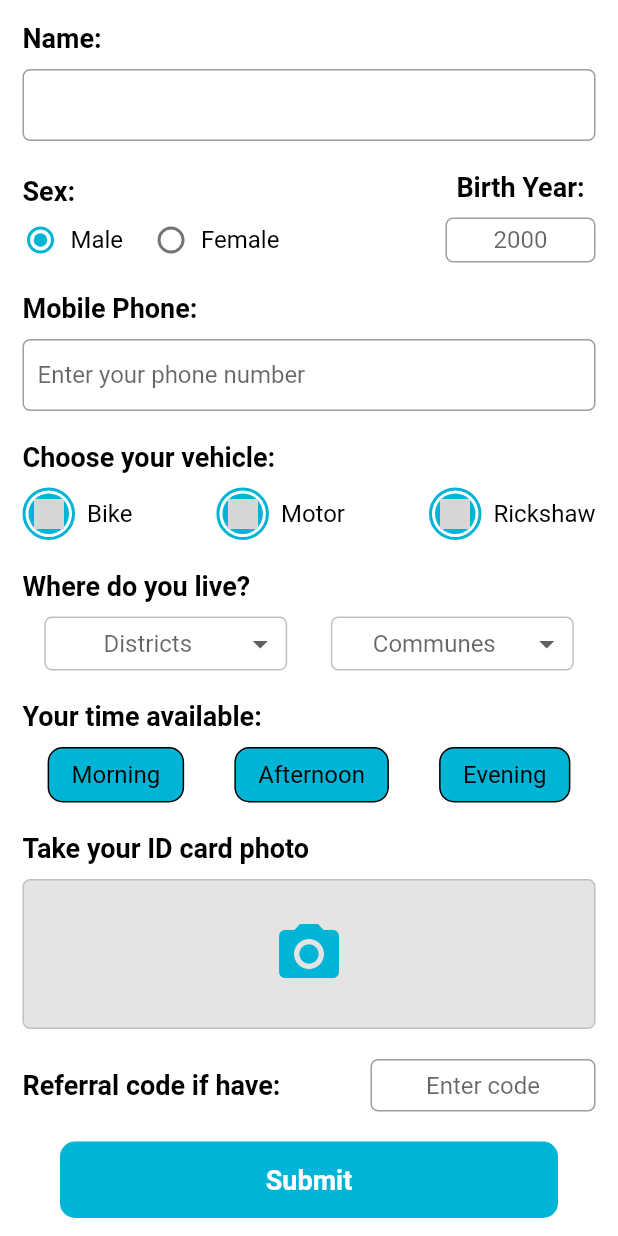
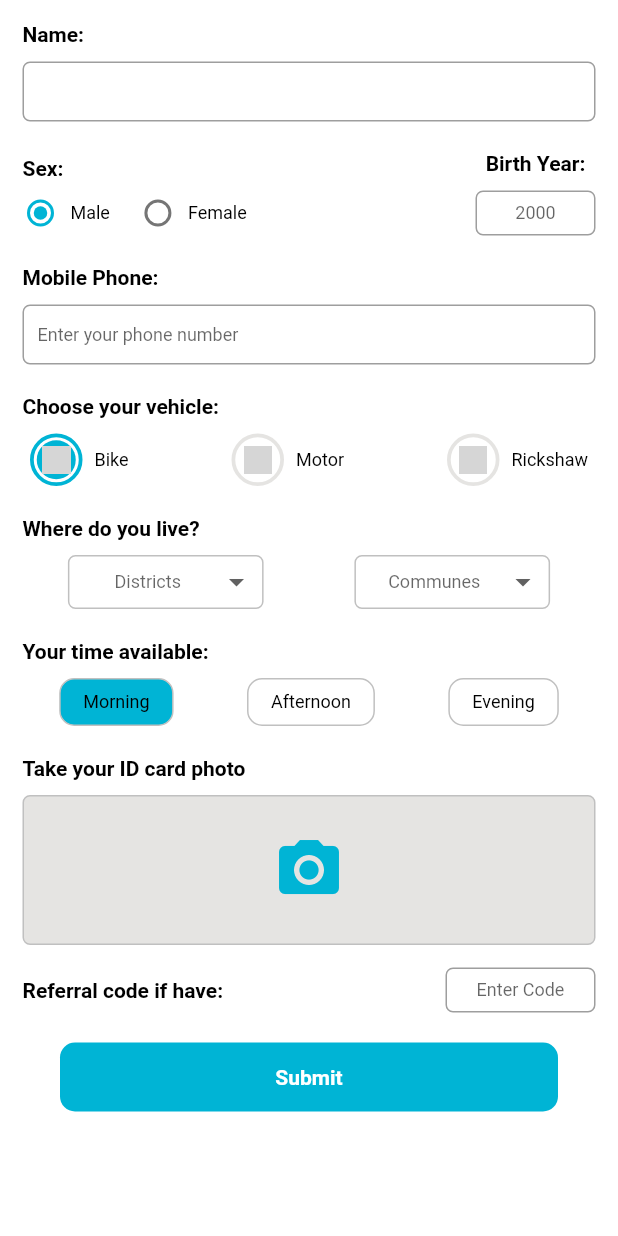
Before and after one commit to OeungChheanghok123/LoyEat, a Flutter app: the BecomeDriver screen opened directly, on a phone screen of 412 x 824 dp. Run offline on Flutter 3.47's test engine with Material 2 defaults, Android fonts, the phone set to English and light mode, and no system bars; our stand-ins replace flutter_svg; grey boxes are pictures that could not be loaded.

Commit message:
LoyEat Driver Delivery App

```diff
--- a/lib/page/become_driver.dart
+++ b/lib/page/become_driver.dart
@@ -13,6 +13,7 @@ class _BecomeDriverState extends State<BecomeDriver> {
   @override
   Widget build(BuildContext context) {
     return const Scaffold(
+      extendBody: true,
       backgroundColor: white,
       body: SafeArea(
         child: BecomeDriverWidget(),
--- a/lib/page/login_page.dart
+++ b/lib/page/login_page.dart
@@ -59,7 +59,7 @@ class LoginPage extends StatelessWidget {
       ),
       child: Text(text,
         style: const TextStyle(
-          fontSize: 16,
+          fontSize: 14,
           fontWeight: FontWeight.w400,
           color: white,
         ),
--- a/lib/page/start_up_page.dart
+++ b/lib/page/start_up_page.dart
@@ -50,7 +50,7 @@ class StartUpPage extends StatelessWidget {
             padding: EdgeInsets.only(bottom: 10.0),
             child: Text("ជ្រើសរើសភាសា",
               style: TextStyle(
-                fontSize: 16,
+                fontSize: 14,
                 color: white,
               ),
             ),
@@ -86,7 +86,7 @@ class StartUpPage extends StatelessWidget {
           padding: const EdgeInsets.only(top: 5.0),
           child: Text(text,
             style: const TextStyle(
-              fontSize: 14,
+              fontSize: 12,
               color: white,
             ),
           ),
--- a/lib/widget/become_driver_widget.dart
+++ b/lib/widget/become_driver_widget.dart
@@ -14,10 +14,18 @@ class _BecomeDriverWidgetState extends State<BecomeDriverWidget> {
   String? _dropDownDistrictValue;
   String? _dropDownCommuneValue;
 
+  bool isSelectedBike = true;
+  bool isSelectedMotor = false;
+  bool isSelectedRickshaw = false;
+
+  bool isSelectMorning = true;
+  bool isSelectAfternoon = false;
+  bool isSelectEvening = false;
+
   static const menuDistrictItems = <String>[
     'Chamkar Mon', 'Daun Penh', 'Prampir Makara', 'Tuol Kouk', 'Dangkao',
     'Mean Chey', 'Russey Keo', 'Sen Sok', 'Pou Senchey', 'Chroy Changvar', 'Prek Pnov',
-    'Chbar Ampov', 'Boeng Keng Kang', 'Kamboul',
+    'Chbar Ampov', 'Boeng Keng Kang', 'Kamboul'
   ];
 
   static const menuCommuneItems = <String>[
@@ -46,6 +54,7 @@ class _BecomeDriverWidgetState extends State<BecomeDriverWidget> {
       scrollDirection: Axis.vertical,
       child: Container(
         margin: const EdgeInsets.all(15.0),
+        width: MediaQuery.of(context).size.width,
         child: Column(
           mainAxisSize: MainAxisSize.min,
           children: [
@@ -69,7 +78,7 @@ class _BecomeDriverWidgetState extends State<BecomeDriverWidget> {
       crossAxisAlignment: CrossAxisAlignment.start,
       children: <Widget> [
         _buildStringTitle('Name:'),
-        _buildTextField(TextInputType.text, TextAlign.start, const EdgeInsets.only(left: 10), ''),
+        _buildTextField(const EdgeInsets.symmetric(vertical: 10), TextInputType.text, TextAlign.start, const EdgeInsets.only(left: 10), ''),
         const SizedBox(height: 10),
       ],
     );
@@ -97,9 +106,9 @@ class _BecomeDriverWidgetState extends State<BecomeDriverWidget> {
           children: [
             _buildStringTitle('Birth Year:'),
             SizedBox(
-              width: 100,
+              width: 80,
               height: 50,
-              child: _buildTextField(TextInputType.datetime, TextAlign.center, EdgeInsets.zero, '2000'),
+              child: _buildTextField(const EdgeInsets.symmetric(vertical: 10), TextInputType.datetime, TextAlign.center, EdgeInsets.zero, '2000'),
             ),
             const SizedBox(height: 10),
           ],
@@ -112,7 +121,7 @@ class _BecomeDriverWidgetState extends State<BecomeDriverWidget> {
       crossAxisAlignment: CrossAxisAlignment.start,
       children: <Widget>[
         _buildStringTitle('Mobile Phone:'),
-        _buildTextField(TextInputType.phone, TextAlign.start, const EdgeInsets.only(left: 10), 'Enter your phone number'),
+        _buildTextField(const EdgeInsets.symmetric(vertical: 10), TextInputType.phone, TextAlign.start, const EdgeInsets.only(left: 10), 'Enter your phone number'),
         const SizedBox(height: 10),
       ],
     );
@@ -125,9 +134,39 @@ class _BecomeDriverWidgetState extends State<BecomeDriverWidget> {
         Row(
           mainAxisAlignment: MainAxisAlignment.spaceBetween,
           children: [
-            _buildVehicleButton('assets/image/bike_icon.png', 'Bike'),
-            _buildVehicleButton('assets/image/motor_icon.png', 'Motor'),
-            _buildVehicleButton('assets/image/rickshaw_icon.png', 'Rickshaw'),
+            InkWell(
+              splashColor: Colors.transparent,
+              onTap: (){
+                setState(() {
+                  isSelectedBike = true;
+                  isSelectedMotor = false;
+                  isSelectedRickshaw = false;
+                });
+              },
+              child: _buildVehicleButton('assets/image/bike_icon.png', 'Bike', isSelectedBike ? rabbit : platinum, isSelectedBike ? rabbit : white),
+            ),
+            InkWell(
+              splashColor: Colors.transparent,
+              onTap: (){
+                setState(() {
+                  isSelectedBike = false;
+                  isSelectedMotor = true;
+                  isSelectedRickshaw = false;
+                });
+              },
+              child: _buildVehicleButton('assets/image/motor_icon.png', 'Motor', isSelectedMotor ? rabbit : platinum, isSelectedMotor ? rabbit : white),
+            ),
+            InkWell(
+              splashColor: Colors.transparent,
+              onTap: (){
+                setState(() {
+                  isSelectedBike = false;
+                  isSelectedMotor = false;
+                  isSelectedRickshaw = true;
+                });
+              },
+              child: _buildVehicleButton('assets/image/rickshaw_icon.png', 'Rickshaw', isSelectedRickshaw ? rabbit : platinum, isSelectedRickshaw ? rabbit : white),
+            ),
           ],
         ),
         const SizedBox(height: 10),
@@ -139,12 +178,15 @@ class _BecomeDriverWidgetState extends State<BecomeDriverWidget> {
       crossAxisAlignment: CrossAxisAlignment.start,
       children: <Widget>[
         _buildStringTitle('Where do you live?'),
-        Row(
+        SizedBox(
+          width: MediaQuery.of(context).size.width,
+          child: Row(
             mainAxisAlignment: MainAxisAlignment.spaceAround,
             children: [
               _buildDistricts('Districts'),
               _buildCommunes('Communes'),
             ],
+          ),
         ),
         const SizedBox(height: 10),
       ],
@@ -158,9 +200,39 @@ class _BecomeDriverWidgetState extends State<BecomeDriverWidget> {
         Row(
           mainAxisAlignment: MainAxisAlignment.spaceAround,
           children: [
-            _buildTime('Morning'),
-            _buildTime('Afternoon'),
-            _buildTime('Evening'),
+            InkWell(
+              splashColor: Colors.transparent,
+              onTap: (){
+                setState(() {
+                  isSelectMorning = true;
+                  isSelectAfternoon = false;
+                  isSelectEvening = false;
+                });
+              },
+              child: _buildTime('Morning', isSelectMorning ? rabbit : white),
+            ),
+            InkWell(
+              splashColor: Colors.transparent,
+              onTap: (){
+                setState(() {
+                  isSelectMorning = false;
+                  isSelectAfternoon = true;
+                  isSelectEvening = false;
+                });
+              },
+              child: _buildTime('Afternoon', isSelectAfternoon ? rabbit : white),
+            ),
+            InkWell(
+              splashColor: Colors.transparent,
+              onTap: (){
+                setState(() {
+                  isSelectMorning = false;
+                  isSelectAfternoon = false;
+                  isSelectEvening = true;
+                });
+              },
+              child: _buildTime('Evening', isSelectEvening ? rabbit : white),
+            ),
           ],
         ),
         const SizedBox(height: 10),
@@ -173,7 +245,7 @@ class _BecomeDriverWidgetState extends State<BecomeDriverWidget> {
       children: <Widget>[
         _buildStringTitle('Take your ID card photo'),
         _buildTakePhoto(),
-        const SizedBox(height: 10),
+        const SizedBox(height: 5),
       ],
     );
   }
@@ -183,27 +255,10 @@ class _BecomeDriverWidgetState extends State<BecomeDriverWidget> {
       crossAxisAlignment: CrossAxisAlignment.center,
       children: <Widget>[
         _buildStringTitle('Referral code if have:'),
-        const SizedBox(
-          width: 150,
-          height: 35,
-          child: TextField(
-            keyboardType: TextInputType.phone,
-            autocorrect: false,
-            textAlign: TextAlign.center,
-            textAlignVertical: TextAlignVertical.center,
-            style: TextStyle(
-              fontSize: 16,
-              fontWeight: FontWeight.normal,
-              color: black,
-            ),
-            decoration: InputDecoration(
-              hintText: 'Enter code',
-              contentPadding: EdgeInsets.zero,
-              border: OutlineInputBorder(
-                borderRadius: BorderRadius.all(Radius.circular(5.0)),
-              ),
-            ),
-          ),
+        SizedBox(
+          width: 100,
+          height: 30,
+          child: _buildTextField(EdgeInsets.zero, TextInputType.number, TextAlign.center, EdgeInsets.zero, 'Enter Code'),
         ),
       ],
     );
@@ -211,7 +266,7 @@ class _BecomeDriverWidgetState extends State<BecomeDriverWidget> {
   Widget get _buildSubmitButton{
     return Column(
       children: [
-        const SizedBox(height: 10),
+        const SizedBox(height: 5),
         _buildButtonSubmit('Submit'),
       ],
     );
@@ -219,26 +274,30 @@ class _BecomeDriverWidgetState extends State<BecomeDriverWidget> {
 
   Widget _buildStringTitle(String text) => Text(text,
     style: const TextStyle(
-      fontSize: 18,
+      fontSize: 14,
       fontWeight: FontWeight.bold,
       color: black,
     ),
   );
-  Widget _buildTextField(TextInputType inputType, TextAlign textAlign, EdgeInsets contentPadding, String hintText) => Container(
-    margin: const EdgeInsets.symmetric(vertical: 10),
+  Widget _buildTextField(EdgeInsets margin,TextInputType inputType, TextAlign textAlign, EdgeInsets contentPadding, String hintText) => Container(
+    margin: margin,
+    height: 40,
     child: TextField(
       keyboardType: inputType,
       textAlign: textAlign,
       autocorrect: false,
       textAlignVertical: TextAlignVertical.center,
       style: const TextStyle(
-        fontSize: 16,
+        fontSize: 12,
         fontWeight: FontWeight.normal,
         color: black,
       ),
       decoration: InputDecoration(
         contentPadding: contentPadding,
         hintText: hintText,
+        hintStyle: const TextStyle(
+          fontSize: 12,
+        ),
         border: const OutlineInputBorder(
           borderRadius: BorderRadius.all(Radius.circular(5.0)),
         ),
@@ -272,7 +331,7 @@ class _BecomeDriverWidgetState extends State<BecomeDriverWidget> {
             padding: const EdgeInsets.only(left: 8.0),
             child: Text(text,
               style: const TextStyle(
-                fontSize: 16,
+                fontSize: 12,
                 color: black,
               ),
             ),
@@ -281,24 +340,23 @@ class _BecomeDriverWidgetState extends State<BecomeDriverWidget> {
       ),
     ),
   );
-  Widget _buildVehicleButton(String image, String text) => InkWell(
-    child: Container(
-      margin: const EdgeInsets.symmetric(vertical: 10),
-      child: Row(
+  Widget _buildVehicleButton(String image, String text, Color borderColor, Color color) => Container(
+    margin: const EdgeInsets.symmetric(vertical:10, horizontal: 5),
+    child: Row (
       children: [
         Container(
           width: 35,
           height: 35,
           decoration: BoxDecoration(
             color: white,
-              borderRadius: BorderRadius.circular(50),
-              border: Border.all(width: 2.0, color: rabbit),
+            borderRadius: BorderRadius.circular(100),
+            border: Border.all(width: 2.5, color: borderColor),
           ),
           child: Container(
             margin: const EdgeInsets.all(2.0),
             decoration: BoxDecoration(
-                color: rabbit,
-                borderRadius: BorderRadius.circular(50),
+              color: color,
+              borderRadius: BorderRadius.circular(100),
             ),
             child: Container(
               margin: const EdgeInsets.all(3.5),
@@ -315,14 +373,13 @@ class _BecomeDriverWidgetState extends State<BecomeDriverWidget> {
           padding: const EdgeInsets.only(left: 8.0),
           child: Text(text,
             style: const TextStyle(
-                fontSize: 16,
+              fontSize: 12,
               fontWeight: FontWeight.normal,
               color: black,
             ),
           ),
         ),
       ],
-      ),
     ),
   );
   Widget _buildDistricts(String text) => Container(
@@ -335,11 +392,22 @@ class _BecomeDriverWidgetState extends State<BecomeDriverWidget> {
     ),
     child: DropdownButton<String>(
       value: _dropDownDistrictValue,
-      hint: Text(text),
+      hint: Text(text,
+        style: const TextStyle(
+          fontSize: 12,
+        ),
+      ),
       items: _dropDownDistrictMenuItems,
       borderRadius: BorderRadius.circular(5),
       isDense: true,
       dropdownColor: white,
+      itemHeight: null,
+      menuMaxHeight: 300,
+      style: const TextStyle(
+        fontSize: 12,
+        color: black,
+        fontWeight: FontWeight.normal,
+      ),
       alignment: Alignment.center,
       underline: Container(),
       onChanged: (String? newValue){
@@ -359,11 +427,22 @@ class _BecomeDriverWidgetState extends State<BecomeDriverWidget> {
     ),
     child: DropdownButton<String>(
       value: _dropDownCommuneValue,
-      hint: Text(text),
+      hint: Text(text,
+        style: const TextStyle(
+          fontSize: 12,
+        ),
+      ),
       items: _dropDownCommuneMenuItems,
       borderRadius: BorderRadius.circular(5),
       isDense: true,
       dropdownColor: white,
+      itemHeight: null,
+      menuMaxHeight: 300,
+      style: const TextStyle(
+        fontSize: 12,
+        color: black,
+        fontWeight: FontWeight.normal,
+      ),
       alignment: Alignment.center,
       underline: Container(),
       onChanged: (String? newValue){
@@ -373,21 +452,19 @@ class _BecomeDriverWidgetState extends State<BecomeDriverWidget> {
       },
     ),
   );
-  Widget _buildTime(String text) => InkWell(
-    child: Container(
+  Widget _buildTime(String text, Color color) => Container(
     padding: const EdgeInsets.symmetric(vertical: 8.0, horizontal: 15.0),
     margin: const EdgeInsets.symmetric(vertical: 10),
     decoration: BoxDecoration(
       borderRadius: BorderRadius.circular(10),
-        border: Border.all(color: black, width: 1),
-        color: rabbit,
+      border: Border.all(color: silver, width: 1),
+      color: color,
     ),
     child: Text(text,
       style: const TextStyle(
         color: black,
         fontWeight: FontWeight.normal,
-          fontSize: 16,
-        ),
+        fontSize: 12,
       ),
     ),
   );
@@ -411,7 +488,7 @@ class _BecomeDriverWidgetState extends State<BecomeDriverWidget> {
   Widget _buildButtonSubmit(String text) => InkWell(
     child: Container(
         padding: const EdgeInsets.symmetric(vertical: 15),
-        margin: const EdgeInsets.symmetric(horizontal: 25, vertical: 10),
+        margin: const EdgeInsets.symmetric(horizontal: 25, vertical: 15),
         decoration: BoxDecoration(
           color: rabbit,
           borderRadius: BorderRadius.circular(10),
@@ -419,7 +496,7 @@ class _BecomeDriverWidgetState extends State<BecomeDriverWidget> {
         child: Center(
           child: Text(text,
             style: const TextStyle(
-              fontSize: 18,
+              fontSize: 14,
               fontWeight: FontWeight.bold,
               color: white,
             ),
```
Lines whose indentation alone changed are shown as unchanged.
